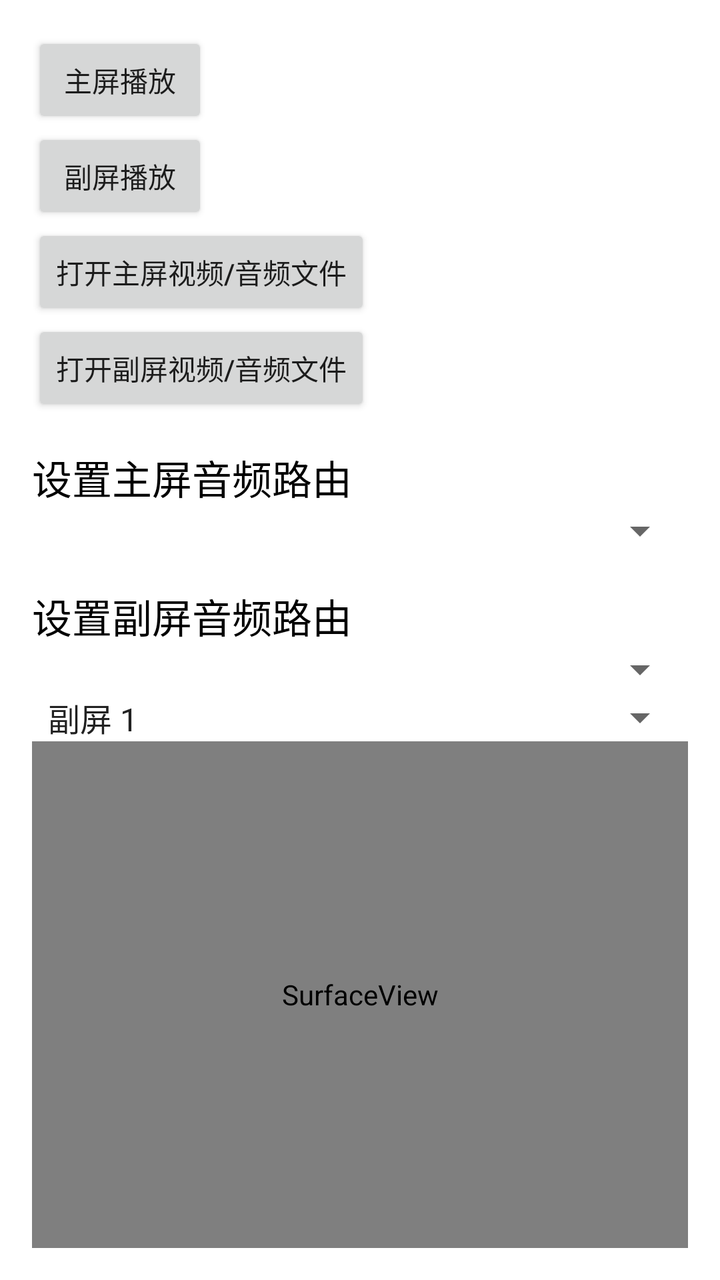
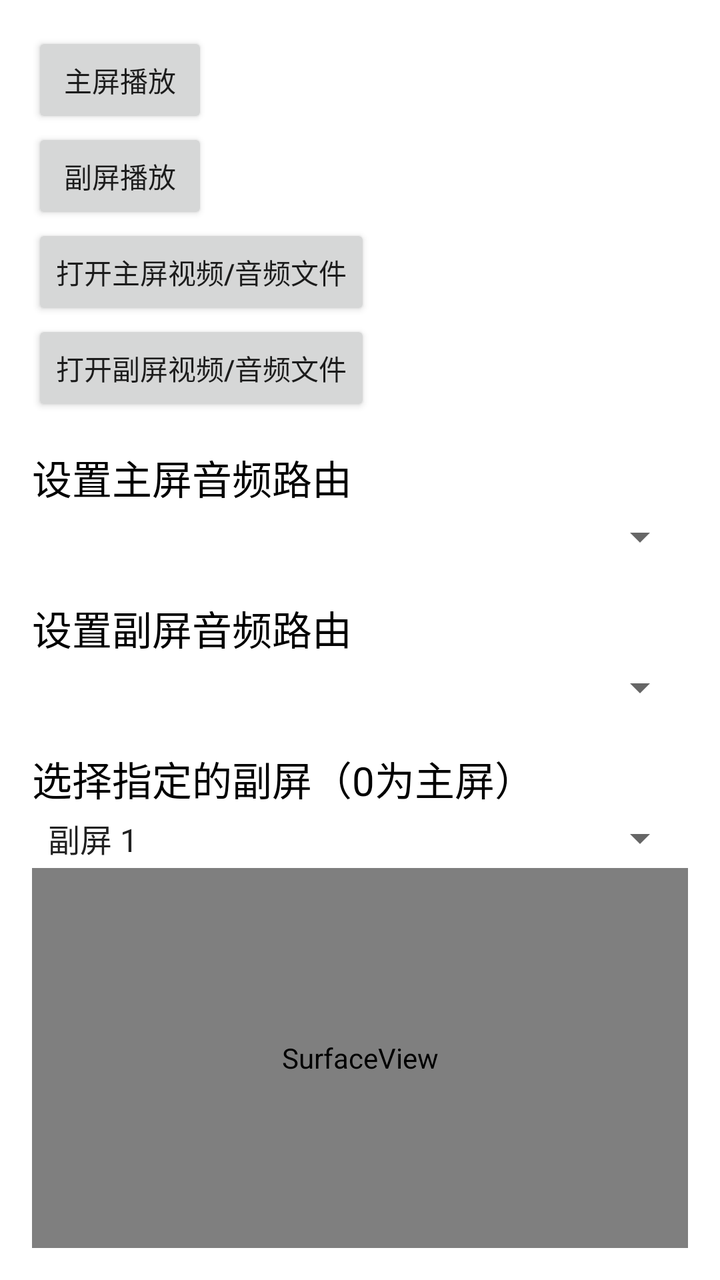

Compare the two renders of this Android layout. The source of the first and the diff that turns it into the second are given below.
<!-- AndroidManifest.xml: application theme Theme.DualScreenAndSound -->
<!-- res/layout/activity_main.xml -->
<?xml version="1.0" encoding="utf-8"?>
<LinearLayout xmlns:android="http://schemas.android.com/apk/res/android"
    android:layout_width="match_parent"
    android:layout_height="match_parent"
    android:orientation="vertical"
    android:padding="16dp">
    
    <Button
        android:id="@+id/btn_displaymanager"
        android:layout_width="wrap_content"
        android:layout_height="wrap_content"
        android:text="@string/displaymanager" />

    <Button
        android:id="@+id/btn_presentation_displaymanager"
        android:layout_width="wrap_content"
        android:layout_height="wrap_content"
        android:text="@string/presentation_displaymanager" />
    <Button
        android:id="@+id/btn_selectfile"
        android:layout_width="wrap_content"
        android:layout_height="wrap_content"
        android:text="@string/btn_selectfile" />

    <Button
        android:id="@+id/btn_presentation_selectfile"
        android:layout_width="wrap_content"
        android:layout_height="wrap_content"
        android:text="@string/btn_presentation_selectfile" />

    <TextView
        android:layout_width="wrap_content"
        android:layout_height="wrap_content"
        android:text="设置主屏音频路由"
        android:layout_marginTop="16dp"
        android:textColor="#000000"
        android:textSize="20sp" />
    <Spinner
        android:id="@+id/spinner_audio_devices"
        android:layout_width="match_parent"
        android:layout_height="wrap_content"/>
    <TextView
        android:layout_width="wrap_content"
        android:layout_height="wrap_content"
        android:text="设置副屏音频路由"
        android:layout_marginTop="16dp"
        android:textColor="#000000"
        android:textSize="20sp" />
    <Spinner
        android:id="@+id/spinner_audio_presentation_devices"
        android:layout_width="match_parent"
        android:layout_height="wrap_content" />

    <Spinner
        android:id="@+id/displaySpinner"
        android:layout_width="match_parent"
        android:layout_height="wrap_content"
        android:entries="@array/display_names" />

    <SurfaceView
        android:id="@+id/surfaceView"
        android:layout_width="match_parent"
        android:layout_height="match_parent" />

</LinearLayout>
<!-- resources referenced by this layout -->
<resources>
  <string-array name="display_names">
          <item>副屏 1</item>
          <item>副屏 2</item>
          <item>副屏 3</item>
      </string-array>
  <string name="btn_presentation_selectfile">打开副屏视频/音频文件</string>
  <string name="btn_selectfile">打开主屏视频/音频文件</string>
  <string name="displaymanager">主屏播放</string>
  <string name="presentation_displaymanager">副屏播放</string>
  <style name="Theme.DualScreenAndSound" parent="Theme.MaterialComponents.DayNight.DarkActionBar">
          
          <item name="colorPrimary">@color/purple_500</item>
          <item name="colorPrimaryVariant">@color/purple_700</item>
          <item name="colorOnPrimary">@color/white</item>
          
          <item name="colorSecondary">@color/teal_200</item>
          <item name="colorSecondaryVariant">@color/teal_700</item>
          <item name="colorOnSecondary">@color/black</item>
          
          <item name="android:statusBarColor">?attr/colorPrimaryVariant</item>
          
      </style>
  <color name="purple_500">#FF6200EE</color>
  <color name="purple_700">#FF3700B3</color>
  <color name="white">#FFFFFFFF</color>
  <color name="teal_200">#FF03DAC5</color>
  <color name="teal_700">#FF018786</color>
  <color name="black">#FF000000</color>
</resources>

<!-- the commit's change to res/layout/activity_main.xml (unified diff, before → after) -->
@@ -38,7 +38,8 @@
     <Spinner
         android:id="@+id/spinner_audio_devices"
         android:layout_width="match_parent"
-        android:layout_height="wrap_content"/>
+        android:layout_height="wrap_content"
+        android:minHeight="30dp" />
     <TextView
         android:layout_width="wrap_content"
         android:layout_height="wrap_content"
@@ -46,16 +47,25 @@
         android:layout_marginTop="16dp"
         android:textColor="#000000"
         android:textSize="20sp" />
+
     <Spinner
         android:id="@+id/spinner_audio_presentation_devices"
         android:layout_width="match_parent"
-        android:layout_height="wrap_content" />
-
+        android:layout_height="wrap_content"
+        android:minHeight="30dp" />
+    <TextView
+        android:layout_width="wrap_content"
+        android:layout_height="wrap_content"
+        android:text="选择指定的副屏（0为主屏）"
+        android:layout_marginTop="16dp"
+        android:textColor="#000000"
+        android:textSize="20sp" />
     <Spinner
         android:id="@+id/displaySpinner"
         android:layout_width="match_parent"
         android:layout_height="wrap_content"
-        android:entries="@array/display_names" />
+        android:entries="@array/display_names"
+        android:minHeight="30dp" />
 
     <SurfaceView
         android:id="@+id/surfaceView"
